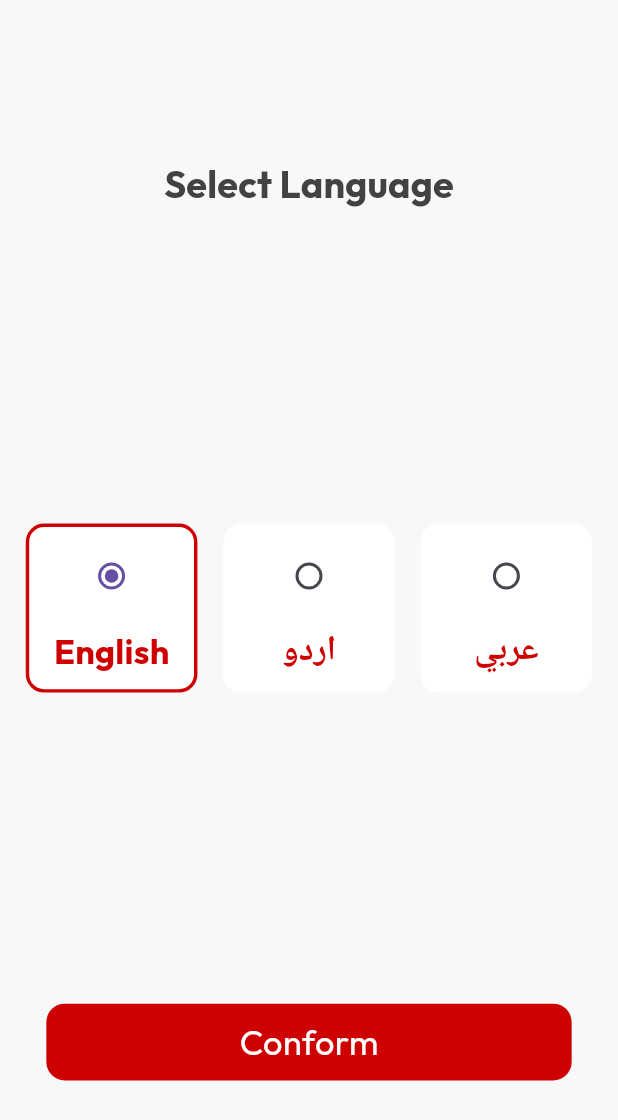
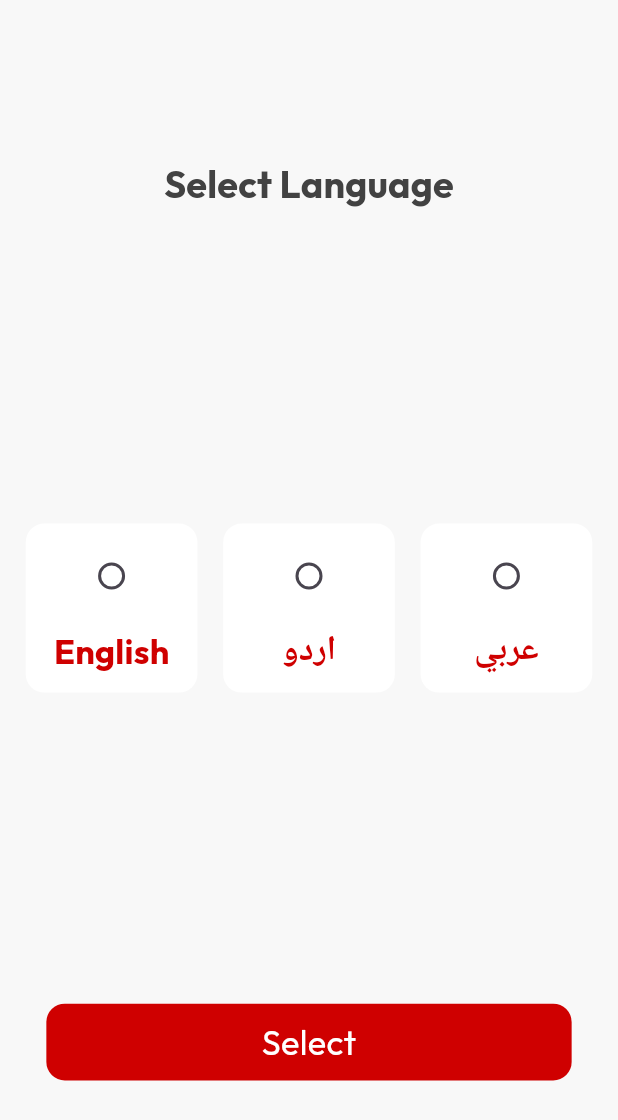
Before and after one commit to tanzeelRehman/visualizing_kashmir, a Flutter app: the LanguagePage screen opened by its route, on a phone screen of 412 x 824 dp. Shown: the top 1120 px of the screen. Run offline on Flutter 3.47's test engine with Material 3 defaults, Android fonts, the phone set to English and light mode, and no system bars; our stand-ins replace dio, flutter_screenutil, flutter_svg, get, google_fonts, internet_connection_checker and 3 more; accounts and stored records are empty.

Commit message:
Language settings added

```diff
--- /dev/null
+++ b/lib/core/constants/constant_names.dart
@@ -0,0 +1,5 @@
+enum ConstantNames {
+  countryCode,
+  languageCode,
+  firstTimeOpened,
+}
--- a/lib/core/globle/globle.dart
+++ b/lib/core/globle/globle.dart
@@ -1,3 +1,5 @@
 import 'package:flutter/material.dart';
 
 GlobalKey<NavigatorState> navigatorKeyGlobal = GlobalKey<NavigatorState>();
+String selectedLanguageCode = 'en';
+String selectedLanguageCountry = 'US';
--- a/lib/core/language/languages.dart
+++ b/lib/core/language/languages.dart
@@ -36,6 +36,7 @@ class Languages extends Translations {
           'Take_Quiz': 'Take Quiz',
           'Skip': 'Skip for Now',
           'Proceed': 'Proceed',
+          'Select': 'Select'
         },
         'ar_UAE': {
           'Select_Language': 'اختار اللغة',
@@ -69,7 +70,8 @@ class Languages extends Translations {
           'Solve_quiz': 'حل الاختبار لتعزيز معرفتك التاريخية',
           'Take_Quiz': 'تقدم للإختبار',
           'Skip': 'تخطي في الوقت الراهن',
-          'Proceed': 'يتابع'
+          'Proceed': 'يتابع',
+          'Select': 'يختار',
         },
         'ur_PK': {
           'Select_Language': 'زبان منتخب کریں',
@@ -103,7 +105,8 @@ class Languages extends Translations {
           'Solve_quiz': 'اپنے تاریخی علم کو بہتر بنانے کے لیے کوئز حل کریں',
           'Take_Quiz': 'کوئز لیں',
           'Skip': 'اب کے لئے چھوڑ دیں',
-          'Proceed': 'آگے بڑھو'
+          'Proceed': 'آگے بڑھو',
+          'Select': 'منتخب کریں',
         }
       };
 }
--- a/lib/dependency_container.dart
+++ b/lib/dependency_container.dart
@@ -1,6 +1,7 @@
 import 'package:dio/dio.dart';
 import 'package:get/get.dart';
 import 'package:internet_connection_checker/internet_connection_checker.dart';
+import 'package:visualizing_kashmir/core/helper/saveLanguageSettings.dart';
 import 'package:visualizing_kashmir/core/network/network_info.dart';
 import 'package:visualizing_kashmir/features/Language/controller/language_controller.dart';
 
@@ -30,4 +31,8 @@ Future<void> init() async {
   //! Core ------------------------>
   Get.lazyPut<NetworkInfo>(
       () => NetworkInfoImpl(Get.find<InternetConnectionChecker>()));
+
+  //! Getting Language Data ------------------------------>
+  SaveLanguageSettings.getLanguageCode();
+  SaveLanguageSettings.getLanguageCountry();
 }
--- a/lib/features/Language/view/language_page.dart
+++ b/lib/features/Language/view/language_page.dart
@@ -11,7 +11,11 @@ class LanguagePage extends StatelessWidget {
   @override
   Widget build(BuildContext context) {
     return Scaffold(
-      body: SafeArea(
+      body: Directionality(
+        textDirection: Directionality.of(context) == TextDirection.rtl
+            ? TextDirection.ltr
+            : TextDirection.ltr,
+        child: SafeArea(
             child: Column(
           mainAxisAlignment: MainAxisAlignment.spaceAround,
           children: [
@@ -22,13 +26,13 @@ class LanguagePage extends StatelessWidget {
             const Row(
               mainAxisAlignment: MainAxisAlignment.spaceEvenly,
               children: [
-              selectLanguageCard(value: "EN", name: "English"),
-              selectLanguageCard(value: "UR", name: "اردو"),
-              selectLanguageCard(value: "AR", name: "عربي"),
+                SelectLanguageCard(value: "en", name: "English"),
+                SelectLanguageCard(value: "ur", name: "اردو"),
+                SelectLanguageCard(value: "ar", name: "عربي"),
               ],
             ),
             PrimaryContinueButton(
-            text: "Conform",
+              text: "Select".tr,
               ontap: () {
                 Get.toNamed(AppPages.homePage);
               },
@@ -37,6 +41,7 @@ class LanguagePage extends StatelessWidget {
             )
           ],
         )),
+      ),
     );
   }
 }
--- a/lib/features/Language/view/widgets/select_Language_card.dart
+++ b/lib/features/Language/view/widgets/select_Language_card.dart
@@ -2,12 +2,14 @@ import 'package:flutter/material.dart';
 import 'package:flutter_screenutil/flutter_screenutil.dart';
 
 import 'package:get/get.dart';
+import 'package:visualizing_kashmir/core/globle/globle.dart';
+import 'package:visualizing_kashmir/core/helper/saveLanguageSettings.dart';
 import 'package:visualizing_kashmir/features/Language/controller/language_controller.dart';
 
-class selectLanguageCard extends StatelessWidget {
+class SelectLanguageCard extends StatelessWidget {
   final String value;
   final String name;
-  const selectLanguageCard(
+  const SelectLanguageCard(
       {super.key, required this.value, required this.name});
 
   @override
@@ -31,11 +33,23 @@ class selectLanguageCard extends StatelessWidget {
                 mainAxisAlignment: MainAxisAlignment.spaceEvenly,
                 children: <Widget>[
                   Radio.adaptive(
+                      activeColor: Get.theme.primaryColor,
                       focusColor: Get.theme.primaryColor,
                       value: value,
                       groupValue: controller.selectedLanguage,
                       onChanged: (val) {
                         controller.changeLanguage(value);
+                        if (value == 'ar') {
+                          Get.updateLocale(const Locale('ar', 'UAE'));
+                          SaveLanguageSettings.saveLanguage('ar', 'UAE');
+                        } else if (value == 'ur') {
+                          Get.updateLocale(const Locale('ur', 'PK'));
+                          SaveLanguageSettings.saveLanguage('ur', 'PK');
+                        } else {
+                          Get.updateLocale(const Locale('en', 'US'));
+                          SaveLanguageSettings.saveLanguage('en', 'US');
+                        }
+                        print(value);
                       }),
                   Text(
                     name,
--- a/lib/features/search/view/widgets/history_search_card.dart
+++ b/lib/features/search/view/widgets/history_search_card.dart
@@ -2,6 +2,7 @@ import 'package:flutter/material.dart';
 import 'package:flutter_screenutil/flutter_screenutil.dart';
 import 'package:get/get.dart';
 import 'package:visualizing_kashmir/core/constants/app_assets.dart';
+import 'package:visualizing_kashmir/core/constants/app_pages.dart';
 import 'package:visualizing_kashmir/core/theme/app_theme.dart';
 import 'package:visualizing_kashmir/core/widgets/primary_continue_small_button.dart';
 
@@ -55,7 +56,9 @@ class HistorySearchCard extends StatelessWidget {
                   PrimaryContinueSmallButton(
                     title: "Open".tr,
                     isNext: false,
-                    ontap: () {},
+                    ontap: () {
+                      Get.toNamed(AppPages.textDetailsPage);
+                    },
                   )
                 ],
               )
--- a/lib/main.dart
+++ b/lib/main.dart
@@ -34,12 +34,12 @@ class MyApp extends StatelessWidget {
           onTap: () => FocusManager.instance.primaryFocus?.unfocus(),
           child: GetMaterialApp(
             translations: Languages(),
-            locale: const Locale('en', 'US'),
+            locale: Locale(selectedLanguageCode, selectedLanguageCountry),
             theme: AppTheme.lightTheme,
             navigatorKey: navigatorKeyGlobal,
             debugShowCheckedModeBanner: false,
             title: 'Visualizing Kashmir',
-            initialRoute: AppPages.homePage,
+            initialRoute: AppPages.splashPage,
             getPages: [
               GetPage(
                   name: AppPages.splashPage, page: () => const SplashScreen()),
--- a/pubspec.yaml
+++ b/pubspec.yaml
@@ -46,6 +46,7 @@ dependencies:
 
   flutter_svg: ^2.0.10+1
   marquee: ^2.2.3
+  shared_preferences: ^2.2.2
 
 
   # The following adds the Cupertino Icons font to your application.
```
Also changed, not shown: lib/core/helper/saveLanguageSettings.dart (added, +40 -0 lines), lib/features/Hero/view/know_your_hero_detail.dart (+17 -9 lines), lib/features/home/view/home_screen.dart (+20 -6 lines), lib/features/search/view/widgets/article_search_card.dart (+13 -6 lines), lib/features/search/view/widgets/know_heros_search_card.dart (+5 -2 lines), lib/features/search/view/widgets/reports_search_card.dart (+13 -6 lines), pubspec.lock, 1 other file. Lines whose indentation alone changed are shown as unchanged.
